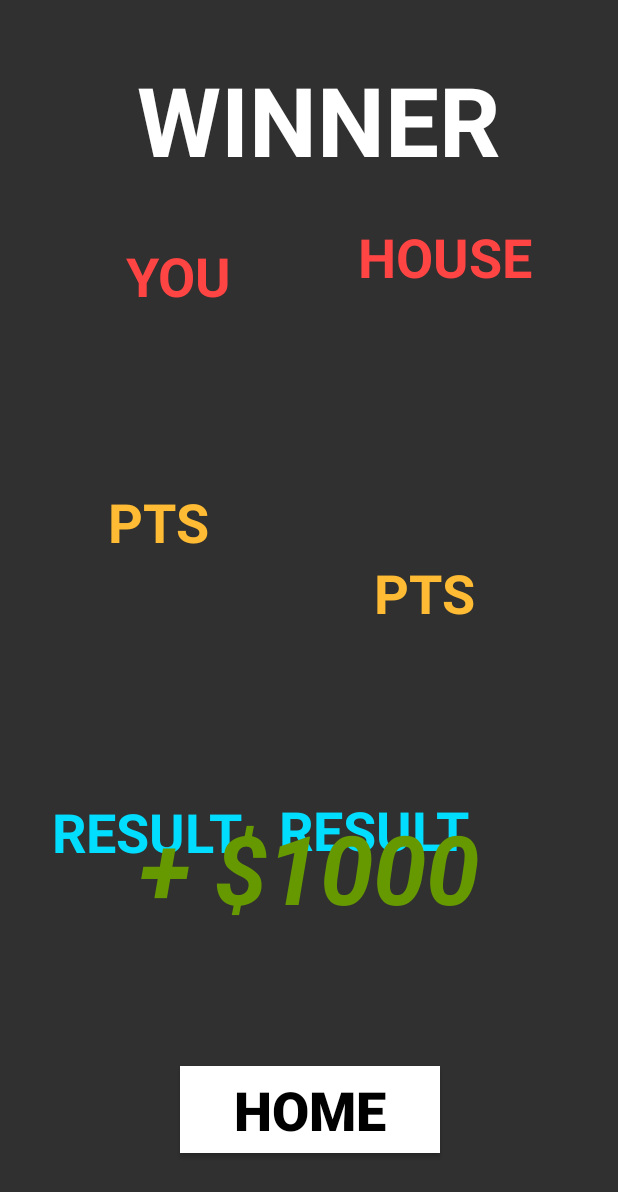
After one commit to annemariecabs/FinalProject, an Android app: the layout activity_ending.xml on its own in the app's theme, with its tools: preview values and no code run, on a phone screen of 412 x 824 dp. The commit adds this screen. Shown: the top 1192 px of the screen. Run offline under Robolectric (Android 15) with nearby library versions, the phone set to English and light mode, and no system bars.

Commit message:
Newest Round of Edits: -Fixed issues with CardImages getCard() method and the sumCards() method in User -Added EndingActivity() -Added all the methods necessary to end the game and move on to EndingActivity -Made sure you get to play multiple games by migrating stuff from onCreate() to onStart() in the MainActivity -Other stuff I forget by now

```diff
--- a/app/src/main/java/com/bishopireton/finalproject/CardImages.java
+++ b/app/src/main/java/com/bishopireton/finalproject/CardImages.java
@@ -25,6 +25,6 @@ public class CardImages {
     };
 
     public static int getImage(Card card) {
-        return IDS[card.getSuit()][card.getRank()];
+        return IDS[card.getSuit()][card.getRank() - 1];
     }
 }
--- /dev/null
+++ b/app/src/main/res/layout/activity_ending.xml
@@ -0,0 +1,175 @@
+<?xml version="1.0" encoding="utf-8"?>
+<android.support.constraint.ConstraintLayout xmlns:android="http://schemas.android.com/apk/res/android"
+    xmlns:app="http://schemas.android.com/apk/res-auto"
+    xmlns:tools="http://schemas.android.com/tools"
+    android:layout_width="match_parent"
+    android:layout_height="match_parent"
+    tools:context="com.bishopireton.finalproject.EndingActivity">
+
+    <TextView
+        android:id="@+id/house_outcome"
+        android:layout_width="wrap_content"
+        android:layout_height="wrap_content"
+        android:layout_marginBottom="198dp"
+        android:layout_marginLeft="186dp"
+        android:layout_marginRight="8dp"
+        android:text="@string/filler_outcome"
+        android:textColor="@android:color/holo_blue_bright"
+        android:textSize="36sp"
+        android:textStyle="bold"
+        app:layout_constraintBottom_toBottomOf="parent"
+        app:layout_constraintHorizontal_bias="0.0"
+        app:layout_constraintLeft_toLeftOf="parent"
+        app:layout_constraintRight_toRightOf="parent"
+        android:layout_marginTop="8dp"
+        app:layout_constraintTop_toBottomOf="@+id/house_sign"
+        app:layout_constraintVertical_bias="0.869" />
+
+    <TextView
+        android:id="@+id/winner_sign"
+        android:layout_width="wrap_content"
+        android:layout_height="wrap_content"
+        android:layout_marginBottom="8dp"
+        android:layout_marginLeft="0dp"
+        android:layout_marginRight="8dp"
+        android:layout_marginTop="16dp"
+        android:text="@string/filler_winner"
+        android:textColor="@android:color/background_light"
+        android:textSize="@android:dimen/notification_large_icon_width"
+        android:textStyle="bold"
+        app:layout_constraintBottom_toBottomOf="parent"
+        app:layout_constraintHorizontal_bias="0.562"
+        app:layout_constraintLeft_toLeftOf="parent"
+        app:layout_constraintRight_toRightOf="parent"
+        app:layout_constraintTop_toTopOf="parent"
+        app:layout_constraintVertical_bias="0.029" />
+
+    <TextView
+        android:id="@+id/you_sign"
+        android:layout_width="wrap_content"
+        android:layout_height="wrap_content"
+        android:layout_marginBottom="8dp"
+        android:layout_marginLeft="8dp"
+        android:layout_marginRight="8dp"
+        android:layout_marginTop="8dp"
+        android:text="@string/you"
+        android:textColor="@android:color/holo_red_light"
+        android:textSize="36sp"
+        android:textStyle="bold"
+        app:layout_constraintBottom_toBottomOf="parent"
+        app:layout_constraintLeft_toLeftOf="parent"
+        app:layout_constraintRight_toLeftOf="@+id/house_sign"
+        app:layout_constraintTop_toBottomOf="@+id/winner_sign"
+        app:layout_constraintVertical_bias="0.045" />
+
+    <TextView
+        android:id="@+id/house_sign"
+        android:layout_width="wrap_content"
+        android:layout_height="wrap_content"
+        android:layout_marginBottom="8dp"
+        android:layout_marginRight="57dp"
+        android:layout_marginTop="24dp"
+        android:text="@string/house"
+        android:textColor="@android:color/holo_red_light"
+        android:textSize="36sp"
+        android:textStyle="bold"
+        app:layout_constraintBottom_toBottomOf="parent"
+        app:layout_constraintRight_toRightOf="parent"
+        app:layout_constraintTop_toBottomOf="@+id/winner_sign"
+        app:layout_constraintVertical_bias="0.0" />
+
+    <TextView
+        android:id="@+id/your_points"
+        android:layout_width="wrap_content"
+        android:layout_height="wrap_content"
+        android:layout_marginBottom="8dp"
+        android:text="@string/filler_points"
+        android:textColor="@android:color/holo_orange_light"
+        android:textSize="36sp"
+        android:textStyle="bold"
+        app:layout_constraintBottom_toBottomOf="parent"
+        android:layout_marginRight="8dp"
+        app:layout_constraintRight_toRightOf="parent"
+        app:layout_constraintTop_toTopOf="parent"
+        android:layout_marginTop="8dp"
+        app:layout_constraintVertical_bias="0.415"
+        android:layout_marginLeft="8dp"
+        app:layout_constraintLeft_toLeftOf="parent"
+        app:layout_constraintHorizontal_bias="0.195" />
+
+    <TextView
+        android:id="@+id/house_points"
+        android:layout_width="wrap_content"
+        android:layout_height="wrap_content"
+        android:layout_marginBottom="256dp"
+        android:text="@string/filler_points"
+        android:textColor="@android:color/holo_orange_light"
+        android:textSize="36sp"
+        android:textStyle="bold"
+        app:layout_constraintBottom_toBottomOf="parent"
+        android:layout_marginTop="8dp"
+        app:layout_constraintTop_toBottomOf="@+id/house_sign"
+        app:layout_constraintVertical_bias="0.529"
+        android:layout_marginLeft="8dp"
+        app:layout_constraintLeft_toLeftOf="parent"
+        android:layout_marginRight="8dp"
+        app:layout_constraintRight_toRightOf="parent"
+        app:layout_constraintHorizontal_bias="0.735" />
+
+    <TextView
+        android:id="@+id/your_outcome"
+        android:layout_width="wrap_content"
+        android:layout_height="wrap_content"
+        android:layout_marginBottom="198dp"
+        android:layout_marginLeft="27dp"
+        android:layout_marginRight="8dp"
+        android:layout_marginTop="8dp"
+        android:text="@string/filler_outcome"
+        android:textColor="@android:color/holo_blue_bright"
+        android:textSize="36sp"
+        android:textStyle="bold"
+        android:visibility="visible"
+        app:layout_constraintBottom_toBottomOf="parent"
+        app:layout_constraintHorizontal_bias="0.3"
+        app:layout_constraintLeft_toLeftOf="parent"
+        app:layout_constraintRight_toLeftOf="@+id/house_outcome"
+        app:layout_constraintTop_toBottomOf="@+id/you_sign"
+        app:layout_constraintVertical_bias="0.869" />
+
+    <TextView
+        android:id="@+id/money_result"
+        android:layout_width="wrap_content"
+        android:layout_height="wrap_content"
+        android:layout_marginBottom="8dp"
+        android:layout_marginTop="8dp"
+        android:autoText="false"
+        android:text="@string/filler_money"
+        android:textColor="@android:color/holo_green_dark"
+        android:textSize="@android:dimen/notification_large_icon_height"
+        android:textStyle="bold|italic"
+        app:layout_constraintBottom_toBottomOf="parent"
+        app:layout_constraintLeft_toLeftOf="parent"
+        app:layout_constraintRight_toRightOf="parent"
+        app:layout_constraintTop_toBottomOf="@+id/winner_sign"
+        app:layout_constraintVertical_bias="0.675" />
+
+    <Button
+        android:id="@+id/home_button"
+        android:layout_width="173dp"
+        android:layout_height="58dp"
+        android:layout_marginBottom="8dp"
+        android:layout_marginTop="8dp"
+        android:background="@android:color/background_light"
+        android:onClick="onHome"
+        android:text="@string/home"
+        android:textColor="@android:color/black"
+        android:textSize="36sp"
+        android:textStyle="bold"
+        app:layout_constraintBottom_toBottomOf="parent"
+        app:layout_constraintHorizontal_bias="0.502"
+        app:layout_constraintLeft_toLeftOf="parent"
+        app:layout_constraintRight_toRightOf="parent"
+        app:layout_constraintTop_toBottomOf="@+id/winner_sign"
+        app:layout_constraintVertical_bias="0.925" />
+
+</android.support.constraint.ConstraintLayout>
--- a/app/src/main/res/layout/activity_main.xml
+++ b/app/src/main/res/layout/activity_main.xml
@@ -301,6 +301,7 @@
         android:layout_marginLeft="56dp"
         android:layout_marginTop="16dp"
         android:background="@android:color/holo_green_light"
+        android:onClick="stayOnClick"
         android:text="@string/stay"
         android:textColor="@android:color/black"
         android:textSize="18sp"
--- a/app/src/main/res/values/strings.xml
+++ b/app/src/main/res/values/strings.xml
@@ -4,4 +4,17 @@
     <string name="stay">STAY</string>
     <string name="hit">HIT</string>
     <string name="play">PLAY</string>
+    <string name="you_won">YOU WON</string>
+    <string name="you_lost">YOU LOST</string>
+    <string name="stayed">STAYED</string>
+    <string name="busted">BUSTED</string>
+    <string name="tie_game">TIE GAME</string>
+    //filler is just there for visual purposes while designing
+    <string name="filler_winner">WINNER</string>
+    <string name="filler_outcome">RESULT</string>
+    <string name="filler_points">PTS</string>
+    <string name="house">HOUSE</string>
+    <string name="you">YOU</string>
+    <string name="filler_money">+ $1000</string>
+    <string name="home">HOME</string>
 </resources>
```
Also changed, not shown: app/src/main/AndroidManifest.xml (+2 -7 lines), app/src/main/java/com/bishopireton/finalproject/Computer.java (added, +25 -0 lines), app/src/main/java/com/bishopireton/finalproject/EndingActivity.java (added, +56 -0 lines), app/src/main/java/com/bishopireton/finalproject/MainActivity.java (+90 -10 lines), app/src/main/java/com/bishopireton/finalproject/User.java (+23 -1 lines).
